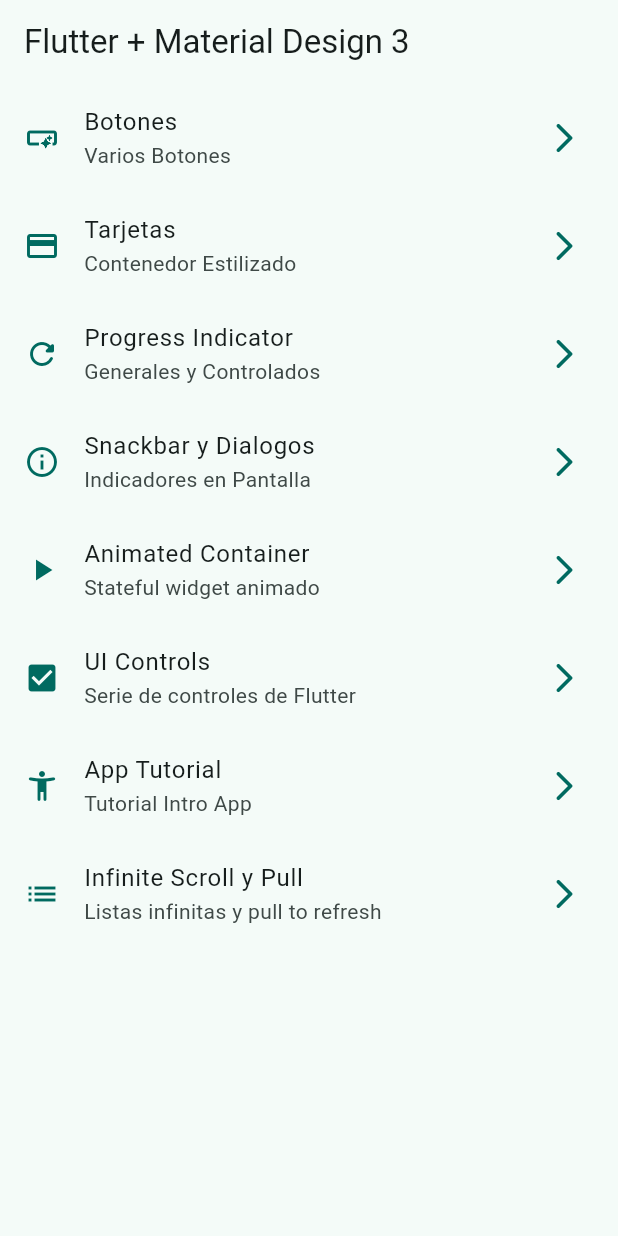
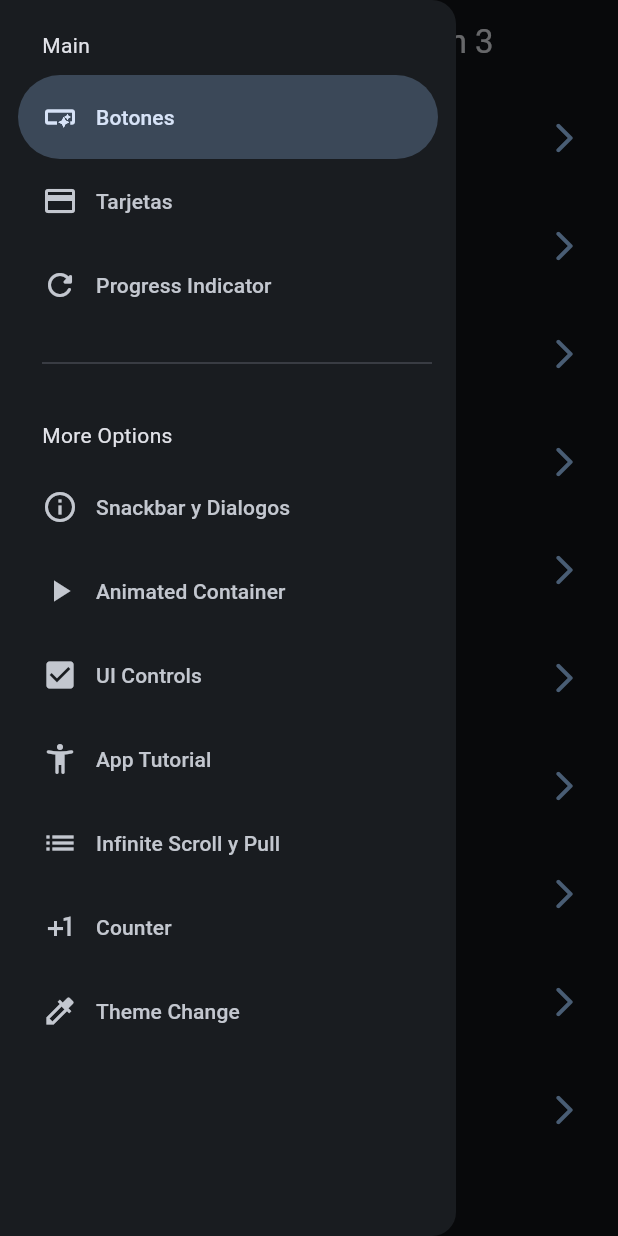
Before and after one commit to JToquica/widgets_app, a Flutter app: the screen it shows after launch, with the side drawer open (before the commit the screen has no drawer), on a phone screen of 412 x 824 dp. Run offline on Flutter 3.47's test engine with Material 2 defaults, Android fonts, the phone set to English and light mode, and no system bars; our stand-ins replace animate_do, flutter_riverpod, go_router.

Commit message:
Antes del StateNotifier

```diff
--- a/lib/config/menu/menu_items.dart
+++ b/lib/config/menu/menu_items.dart
@@ -63,4 +63,16 @@ const List<MenuItem> appMenuItems = [
     link: "/infinite",
     icon: Icons.list,
   ),
+  MenuItem(
+    title: "Counter",
+    subtitle: "Contador usando provider",
+    link: "/counter",
+    icon: Icons.plus_one,
+  ),
+  MenuItem(
+    title: "Theme Change",
+    subtitle: "Cambiar tema de la app",
+    link: "/theme",
+    icon: Icons.colorize,
+  ),
 ];
--- a/lib/config/router/app_router.dart
+++ b/lib/config/router/app_router.dart
@@ -50,5 +50,15 @@ final appRouter = GoRouter(
       path: '/infinite',
       builder: (context, state) => const InfiniteScrollScreen(),
     ),
+    GoRoute(
+      name: CounterScreen.name,
+      path: '/counter',
+      builder: (context, state) => const CounterScreen(),
+    ),
+    GoRoute(
+      name: ThemeChangeScreen.name,
+      path: '/theme',
+      builder: (context, state) => const ThemeChangeScreen(),
+    ),
   ],
 );
--- a/lib/config/theme/app_theme.dart
+++ b/lib/config/theme/app_theme.dart
@@ -13,13 +13,15 @@ const List<Color> colorList = [
 
 class AppTheme {
   final int selectedColor;
+  final bool isDarkMode;
 
-  AppTheme({required this.selectedColor})
+  AppTheme({this.selectedColor = 0, this.isDarkMode = true})
       : assert(selectedColor >= 0 && selectedColor <= colorList.length - 1,
             "SelectedColor debe estar entre 0 y ${colorList.length - 1}");
 
   ThemeData getTheme() => ThemeData(
         useMaterial3: true,
+        brightness: isDarkMode ? Brightness.dark : Brightness.light,
         colorSchemeSeed: colorList[selectedColor],
         appBarTheme: const AppBarTheme(centerTitle: false),
       );
--- a/lib/main.dart
+++ b/lib/main.dart
@@ -1,21 +1,28 @@
 import 'package:flutter/material.dart';
+import 'package:flutter_riverpod/flutter_riverpod.dart';
 import 'package:widgets_app/config/router/app_router.dart';
 import 'package:widgets_app/config/theme/app_theme.dart';
+import 'package:widgets_app/presentation/providers/providers.dart'
+    show selectedColorProvider, isDarkModeProvider;
 
 void main() {
-  runApp(const MainApp());
+  runApp(const ProviderScope(child: MainApp()));
 }
 
-class MainApp extends StatelessWidget {
+class MainApp extends ConsumerWidget {
   const MainApp({super.key});
 
   @override
-  Widget build(BuildContext context) {
+  Widget build(BuildContext context, WidgetRef ref) {
+    final int selectedColor = ref.watch(selectedColorProvider);
+    final bool isDarkMode = ref.watch(isDarkModeProvider);
+
     return MaterialApp.router(
       title: "Flutter Widgets",
       routerConfig: appRouter,
       debugShowCheckedModeBanner: false,
-      theme: AppTheme(selectedColor: 1).getTheme(),
+      theme: AppTheme(selectedColor: selectedColor, isDarkMode: isDarkMode)
+          .getTheme(),
     );
   }
 }
--- /dev/null
+++ b/lib/presentation/providers/counter_provider.dart
@@ -0,0 +1,3 @@
+import 'package:flutter_riverpod/flutter_riverpod.dart';
+
+final counterProvider = StateProvider<int>((ref) => 5);
--- /dev/null
+++ b/lib/presentation/providers/providers.dart
@@ -0,0 +1,2 @@
+export 'counter_provider.dart';
+export 'theme_provider.dart';
--- /dev/null
+++ b/lib/presentation/providers/theme_provider.dart
@@ -0,0 +1,6 @@
+import 'package:flutter_riverpod/flutter_riverpod.dart';
+import 'package:widgets_app/config/theme/app_theme.dart';
+
+final isDarkModeProvider = StateProvider<bool>((ref) => true);
+final colorListProvider = Provider((ref) => colorList);
+final selectedColorProvider = StateProvider<int>((ref) => 0);
--- a/lib/presentation/screen/home/home_screen.dart
+++ b/lib/presentation/screen/home/home_screen.dart
@@ -1,6 +1,7 @@
 import 'package:flutter/material.dart';
 import 'package:go_router/go_router.dart';
 import 'package:widgets_app/config/menu/menu_items.dart';
+import 'package:widgets_app/presentation/widgets/side_menu.dart';
 
 class HomeScreen extends StatelessWidget {
   static const String name = "home_screen";
@@ -8,10 +9,14 @@ class HomeScreen extends StatelessWidget {
 
   @override
   Widget build(BuildContext context) {
+    final scaffoldKey = GlobalKey<ScaffoldState>();
+
     return Scaffold(
+      key: scaffoldKey,
       appBar: AppBar(
         title: const Text("Flutter + Material Design 3"),
       ),
+      drawer: SideMenu(scaffoldKey: scaffoldKey),
       body: const _HomeView(),
     );
   }
--- a/lib/presentation/screen/screens.dart
+++ b/lib/presentation/screen/screens.dart
@@ -2,8 +2,10 @@ export 'package:widgets_app/presentation/screen/animated/animated_screen.dart';
 export 'package:widgets_app/presentation/screen/app_tutorial/app_tutorial_screen.dart';
 export 'package:widgets_app/presentation/screen/buttons/button_screen.dart';
 export 'package:widgets_app/presentation/screen/cards/cards_screen.dart';
+export 'package:widgets_app/presentation/screen/counter/counter_screen.dart';
 export 'package:widgets_app/presentation/screen/home/home_screen.dart';
 export 'package:widgets_app/presentation/screen/infinite_scroll/infinite_scroll_screen.dart';
 export 'package:widgets_app/presentation/screen/progress/progress_screen.dart';
 export 'package:widgets_app/presentation/screen/snackbar/snackbar_screen.dart';
+export 'package:widgets_app/presentation/screen/theme_change/theme_change_screen.dart';
 export 'package:widgets_app/presentation/screen/ui_controls/ui_controls_screen.dart';
--- /dev/null
+++ b/lib/presentation/widgets/side_menu.dart
@@ -0,0 +1,60 @@
+import 'package:flutter/material.dart';
+import 'package:go_router/go_router.dart';
+import 'package:widgets_app/config/menu/menu_items.dart';
+
+class SideMenu extends StatefulWidget {
+  final GlobalKey<ScaffoldState> scaffoldKey;
+
+  const SideMenu({super.key, required this.scaffoldKey});
+
+  @override
+  State<SideMenu> createState() => _SideMenuState();
+}
+
+class _SideMenuState extends State<SideMenu> {
+  int navDrawerIndex = 0;
+
+  @override
+  Widget build(BuildContext context) {
+    final hasNotch = MediaQuery.of(context).viewPadding.top > 35;
+
+    return NavigationDrawer(
+      selectedIndex: navDrawerIndex,
+      onDestinationSelected: (value) {
+        setState(() {
+          navDrawerIndex = value;
+        });
+
+        final menuItem = appMenuItems[value];
+        context.push(menuItem.link);
+        widget.scaffoldKey.currentState?.closeDrawer();
+      },
+      children: [
+        Padding(
+          padding: EdgeInsets.fromLTRB(28, hasNotch ? 0 : 20, 16, 10),
+          child: const Text("Main"),
+        ),
+        ...appMenuItems.sublist(0, 3).map(
+              (item) => NavigationDrawerDestination(
+                icon: Icon(item.icon),
+                label: Text(item.title),
+              ),
+            ),
+        const Padding(
+          padding: EdgeInsets.fromLTRB(28, 16, 16, 10),
+          child: Divider(),
+        ),
+        Padding(
+          padding: EdgeInsets.fromLTRB(28, hasNotch ? 0 : 20, 16, 10),
+          child: const Text("More Options"),
+        ),
+        ...appMenuItems.sublist(3).map(
+              (item) => NavigationDrawerDestination(
+                icon: Icon(item.icon),
+                label: Text(item.title),
+              ),
+            ),
+      ],
+    );
+  }
+}
--- a/pubspec.yaml
+++ b/pubspec.yaml
@@ -10,6 +10,7 @@ dependencies:
   animate_do: ^3.0.2
   flutter:
     sdk: flutter
+  flutter_riverpod: ^2.3.6
   go_router: ^6.5.8
 
 dev_dependencies:
```
Also changed, not shown: lib/presentation/screen/counter/counter_screen.dart (added, +36 -0 lines), lib/presentation/screen/theme_change/theme_change_screen.dart (added, +60 -0 lines), pubspec.lock.
